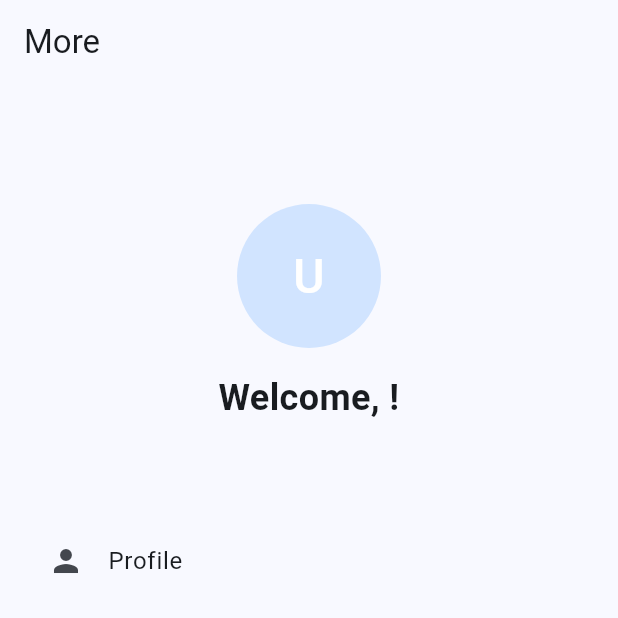
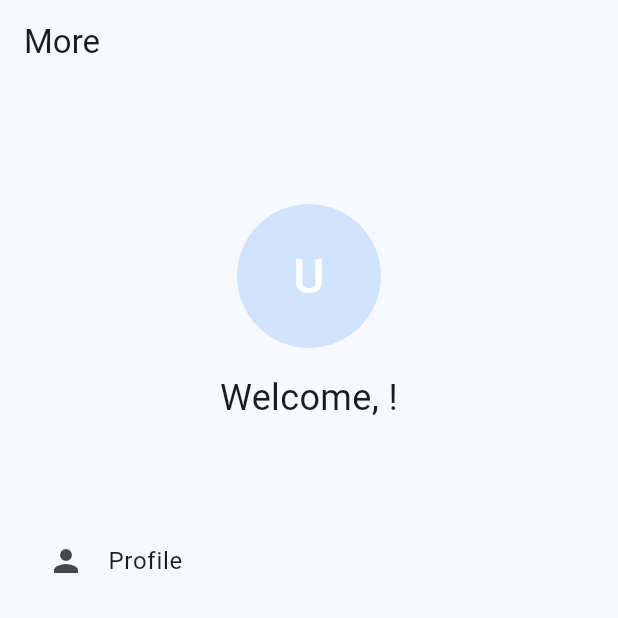
Before and after one commit to donatedsalt/PawfectCare, a Flutter app: the screen it shows once a user with an empty profile is signed in, item 2 of the bottom bar chosen, on a phone screen of 412 x 824 dp, the top half of it. Run offline on Flutter 3.47's test engine with Material 3 defaults, Android fonts, the phone set to English and light mode, and no system bars; our stand-ins replace cloud_firestore, firebase_auth, firebase_core, firebase_storage, image_picker; accounts and stored records are empty.

Commit message:
fix: style consistency

```diff
--- a/pawfect_care/lib/pages/user/home_page.dart
+++ b/pawfect_care/lib/pages/user/home_page.dart
@@ -35,7 +35,7 @@ class HomePage extends StatelessWidget {
           child: Text(
             "Welcome, $userName! User Home Page",
             textAlign: TextAlign.center,
-            style: const TextStyle(fontSize: 24, fontWeight: FontWeight.bold),
+            style: const TextStyle(fontSize: 24),
           ),
         ),
       ],
--- a/pawfect_care/lib/pages/user/more_page.dart
+++ b/pawfect_care/lib/pages/user/more_page.dart
@@ -41,10 +41,7 @@ class MorePage extends StatelessWidget {
               Text(
                 "Welcome, ${user?.displayName ?? 'User'}!",
                 textAlign: TextAlign.center,
-                style: const TextStyle(
-                  fontSize: 24,
-                  fontWeight: FontWeight.bold,
-                ),
+                style: const TextStyle(fontSize: 24),
               ),
             ],
           ),
--- a/pawfect_care/lib/pages/user/profile_page.dart
+++ b/pawfect_care/lib/pages/user/profile_page.dart
@@ -70,10 +70,7 @@ class _ProfilePageState extends State<ProfilePage> {
                     Text(
                       name,
                       textAlign: TextAlign.center,
-                      style: const TextStyle(
-                        fontSize: 24,
-                        fontWeight: FontWeight.bold,
-                      ),
+                      style: const TextStyle(fontSize: 24),
                     ),
                   ],
                 ),
```
